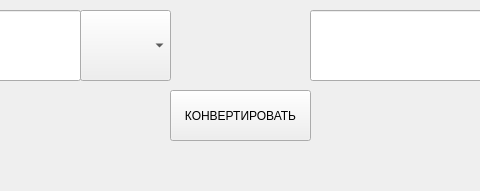
Old version of the form untitled.ui in the repository afseph/currency-converter; both pictures show x 150 to 630 and y 0 to 191 of the 800 by 191 pixel window.
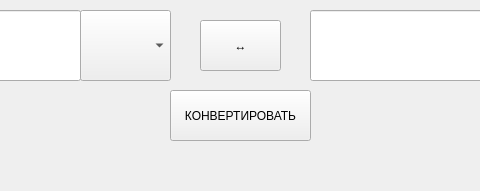
New version of the form. Icons and pictures are not drawn.

Commit message: Added reverse currencies functionality

```diff
--- a/untitled.ui
+++ b/untitled.ui
@@ -73,23 +73,17 @@
      </rect>
     </property>
    </widget>
-   <widget class="QLabel" name="label">
+   <widget class="QPushButton" name="ReverseCurr">
     <property name="geometry">
      <rect>
-      <x>360</x>
-      <y>10</y>
-      <width>71</width>
-      <height>61</height>
+      <x>350</x>
+      <y>20</y>
+      <width>81</width>
+      <height>51</height>
      </rect>
     </property>
     <property name="text">
-     <string/>
-    </property>
-    <property name="pixmap">
-     <pixmap>arrow-sm-right-svgrepo-com.svg</pixmap>
-    </property>
-    <property name="scaledContents">
-     <bool>true</bool>
+     <string>↔</string>
     </property>
    </widget>
   </widget>
```
The commit also changes 2 other files.
